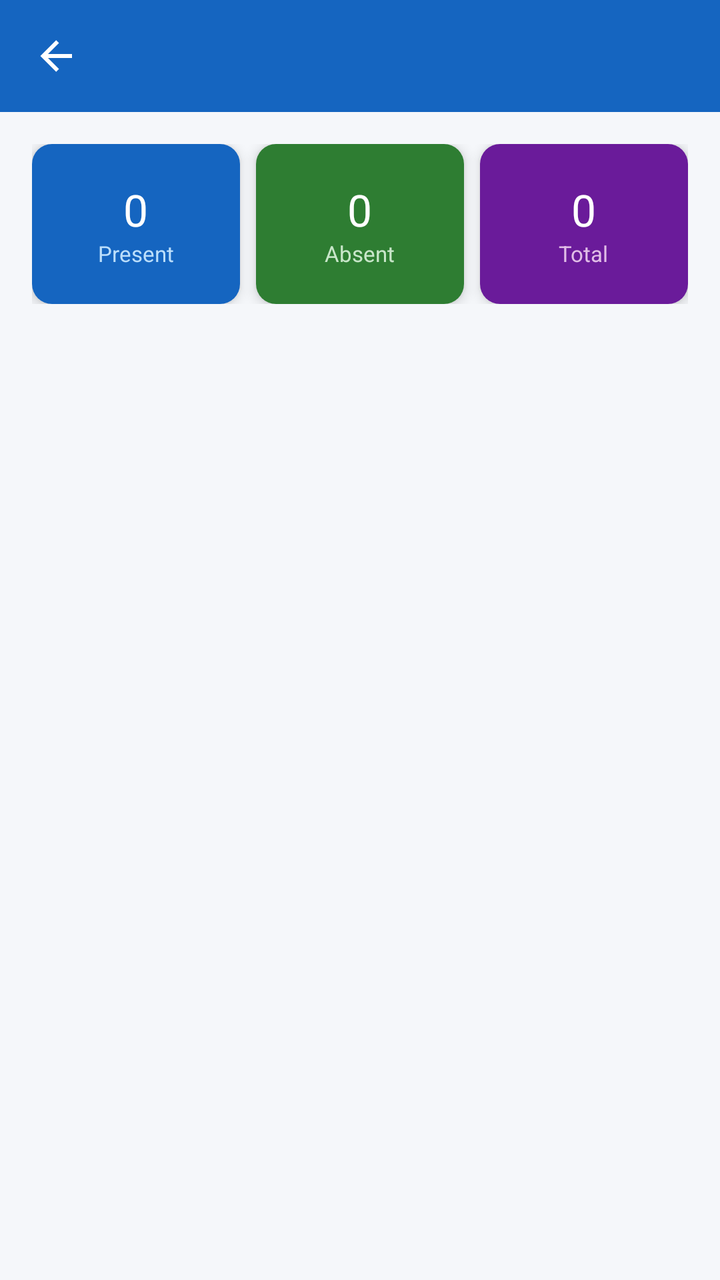
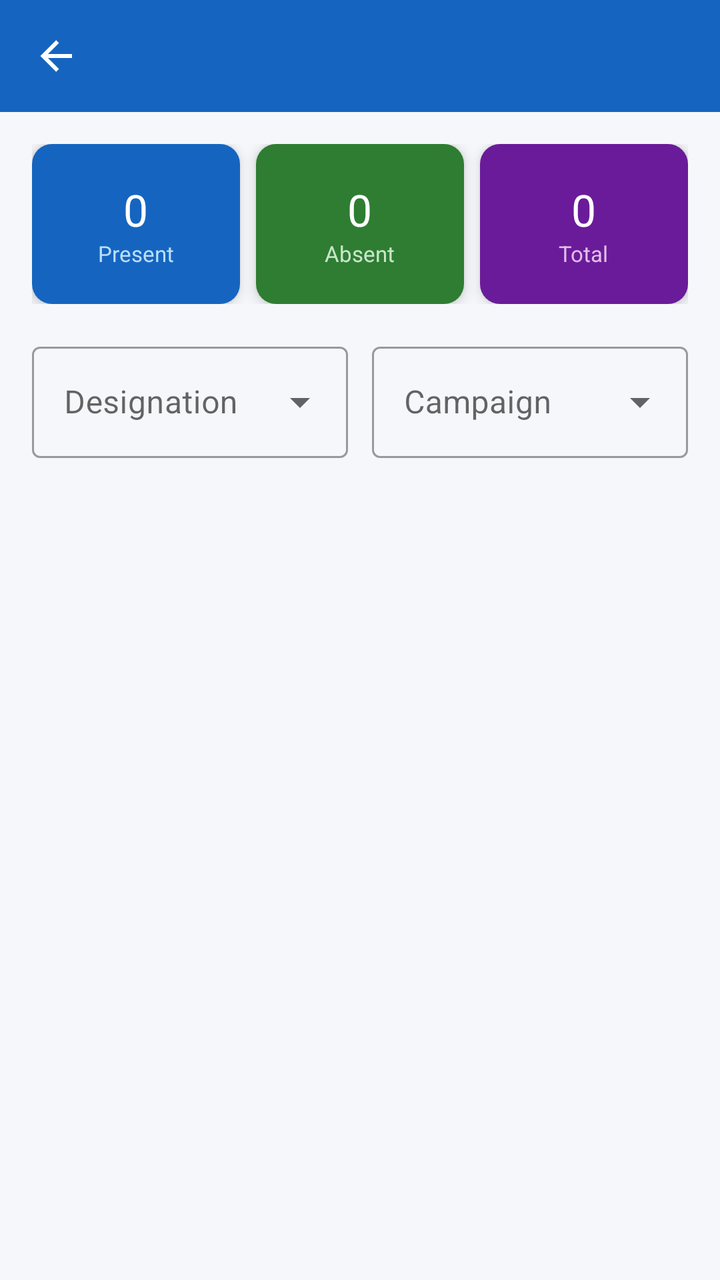

Before-and-after screenshots of an Android layout around one commit, followed by the original layout XML and the change that was made.
<!-- AndroidManifest.xml: application theme Theme.WorkVerse -->
<!-- res/layout/activity_ceo_attendance.xml -->
<?xml version="1.0" encoding="utf-8"?>
<LinearLayout xmlns:android="http://schemas.android.com/apk/res/android"
    xmlns:app="http://schemas.android.com/apk/res-auto"
    android:layout_width="match_parent"
    android:layout_height="match_parent"
    android:background="@color/background"
    android:orientation="vertical">

    <androidx.appcompat.widget.Toolbar
        android:id="@+id/toolbar"
        android:layout_width="match_parent"
        android:layout_height="?attr/actionBarSize"
        android:background="@color/primary"
        app:navigationIcon="@drawable/ic_back"
        app:titleTextColor="@color/white" />

    <ProgressBar
        android:id="@+id/progressBar"
        android:layout_width="wrap_content"
        android:layout_height="wrap_content"
        android:layout_gravity="center"
        android:visibility="gone" />

    <LinearLayout
        android:layout_width="match_parent"
        android:layout_height="wrap_content"
        android:orientation="horizontal"
        android:padding="16dp">

        <androidx.cardview.widget.CardView
            android:layout_width="0dp"
            android:layout_height="80dp"
            android:layout_marginEnd="8dp"
            android:layout_weight="1"
            app:cardCornerRadius="10dp"
            app:cardElevation="4dp">

            <LinearLayout
                android:layout_width="match_parent"
                android:layout_height="match_parent"
                android:background="@color/card_blue"
                android:gravity="center"
                android:orientation="vertical">

                <TextView
                    android:id="@+id/tvPresentCount"
                    android:layout_width="wrap_content"
                    android:layout_height="wrap_content"
                    android:fontFamily="sans-serif-bold"
                    android:text="0"
                    android:textColor="@color/white"
                    android:textSize="22sp" />

                <TextView
                    android:layout_width="wrap_content"
                    android:layout_height="wrap_content"
                    android:text="Present"
                    android:textColor="#BBDEFB"
                    android:textSize="11sp" />
            </LinearLayout>
        </androidx.cardview.widget.CardView>

        <androidx.cardview.widget.CardView
            android:layout_width="0dp"
            android:layout_height="80dp"
            android:layout_weight="1"
            app:cardCornerRadius="10dp"
            app:cardElevation="4dp">

            <LinearLayout
                android:layout_width="match_parent"
                android:layout_height="match_parent"
                android:background="@color/card_green"
                android:gravity="center"
                android:orientation="vertical">

                <TextView
                    android:id="@+id/tvAbsentCount"
                    android:layout_width="wrap_content"
                    android:layout_height="wrap_content"
                    android:fontFamily="sans-serif-bold"
                    android:text="0"
                    android:textColor="@color/white"
                    android:textSize="22sp" />

                <TextView
                    android:layout_width="wrap_content"
                    android:layout_height="wrap_content"
                    android:text="Absent"
                    android:textColor="#C8E6C9"
                    android:textSize="11sp" />
            </LinearLayout>
        </androidx.cardview.widget.CardView>

        <androidx.cardview.widget.CardView
            android:layout_width="0dp"
            android:layout_height="80dp"
            android:layout_marginStart="8dp"
            android:layout_weight="1"
            app:cardCornerRadius="10dp"
            app:cardElevation="4dp">

            <LinearLayout
                android:layout_width="match_parent"
                android:layout_height="match_parent"
                android:background="@color/card_purple"
                android:gravity="center"
                android:orientation="vertical">

                <TextView
                    android:id="@+id/tvTotalRecords"
                    android:layout_width="wrap_content"
                    android:layout_height="wrap_content"
                    android:fontFamily="sans-serif-bold"
                    android:text="0"
                    android:textColor="@color/white"
                    android:textSize="22sp" />

                <TextView
                    android:layout_width="wrap_content"
                    android:layout_height="wrap_content"
                    android:text="Total"
                    android:textColor="#E1BEE7"
                    android:textSize="11sp" />
            </LinearLayout>
        </androidx.cardview.widget.CardView>
    </LinearLayout>

    <TextView
        android:id="@+id/tvEmpty"
        android:layout_width="wrap_content"
        android:layout_height="wrap_content"
        android:layout_gravity="center"
        android:layout_marginTop="30dp"
        android:text="No data available"
        android:textColor="@color/text_secondary"
        android:visibility="gone" />

    <androidx.recyclerview.widget.RecyclerView
        android:id="@+id/recyclerView"
        android:layout_width="match_parent"
        android:layout_height="0dp"
        android:layout_weight="1"
        android:clipToPadding="false"
        android:padding="12dp" />
</LinearLayout>
<!-- resources referenced by this layout -->
<resources>
  <color name="background">#F5F7FA</color>
  <color name="card_blue">#1565C0</color>
  <color name="card_green">#2E7D32</color>
  <color name="card_purple">#6A1B9A</color>
  <color name="primary">#1565C0</color>
  <color name="text_secondary">#757575</color>
  <color name="white">#FFFFFF</color>
  <!-- drawable ic_back (drawable) -->
  <?xml version="1.0" encoding="utf-8"?>
  <vector xmlns:android="http://schemas.android.com/apk/res/android" android:width="24dp" android:height="24dp" android:viewportWidth="24" android:viewportHeight="24">
      <path android:fillColor="#FFFFFF" android:pathData="M20,11V13H8L13.5,18.5L12.08,19.92L4.16,12L12.08,4.08L13.5,5.5L8,11H20Z"/>
  </vector>
  <style name="Theme.WorkVerse" parent="Theme.MaterialComponents.Light.NoActionBar">
          <item name="colorPrimary">@color/primary</item>
          <item name="colorPrimaryVariant">@color/primary_dark</item>
          <item name="colorOnPrimary">@color/white</item>
          <item name="colorSecondary">@color/accent</item>
          <item name="android:colorBackground">@color/background</item>
          <item name="android:statusBarColor">@color/primary_dark</item>
      </style>
  <color name="primary_dark">#0D47A1</color>
  <color name="accent">#FF8F00</color>
</resources>

<!-- the commit's change to res/layout/activity_ceo_attendance.xml (unified diff, before → after) -->
@@ -126,6 +126,45 @@
         </androidx.cardview.widget.CardView>
     </LinearLayout>
 
+    <LinearLayout
+        android:layout_width="match_parent"
+        android:layout_height="wrap_content"
+        android:orientation="horizontal"
+        android:paddingStart="16dp"
+        android:paddingEnd="16dp"
+        android:paddingBottom="8dp">
+
+        <com.google.android.material.textfield.TextInputLayout
+            android:layout_width="0dp"
+            android:layout_height="wrap_content"
+            android:layout_weight="1"
+            android:layout_marginEnd="6dp"
+            android:hint="Designation"
+            style="@style/Widget.MaterialComponents.TextInputLayout.OutlinedBox.ExposedDropdownMenu">
+
+            <AutoCompleteTextView
+                android:id="@+id/actDesignationFilter"
+                android:layout_width="match_parent"
+                android:layout_height="wrap_content"
+                android:inputType="none" />
+        </com.google.android.material.textfield.TextInputLayout>
+
+        <com.google.android.material.textfield.TextInputLayout
+            android:layout_width="0dp"
+            android:layout_height="wrap_content"
+            android:layout_weight="1"
+            android:layout_marginStart="6dp"
+            android:hint="Campaign"
+            style="@style/Widget.MaterialComponents.TextInputLayout.OutlinedBox.ExposedDropdownMenu">
+
+            <AutoCompleteTextView
+                android:id="@+id/actCampaignFilter"
+                android:layout_width="match_parent"
+                android:layout_height="wrap_content"
+                android:inputType="none" />
+        </com.google.android.material.textfield.TextInputLayout>
+    </LinearLayout>
+
     <TextView
         android:id="@+id/tvEmpty"
         android:layout_width="wrap_content"
